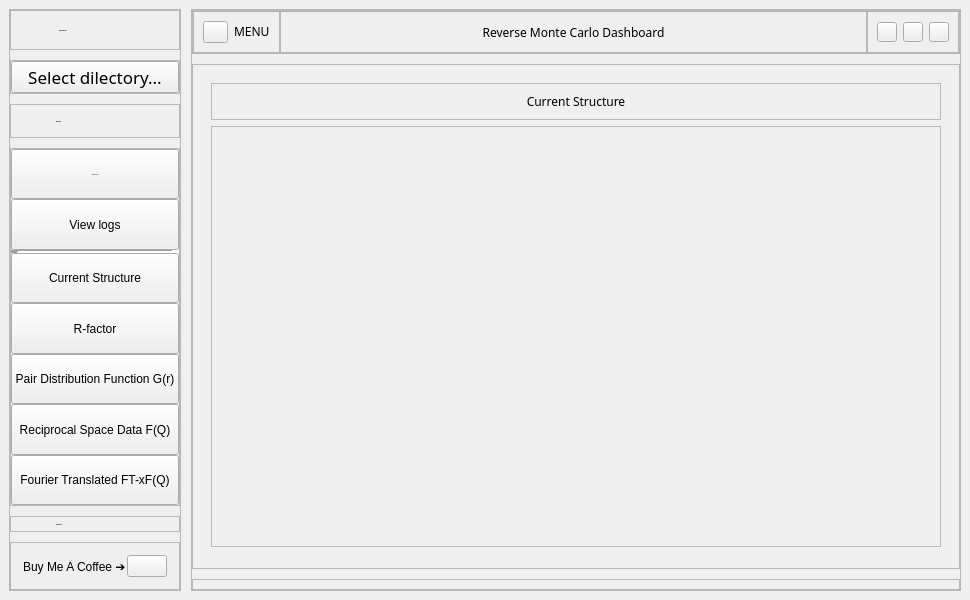
k2kt/RMCProfile_dashboard, file dashcoard.ui: the form before one commit.
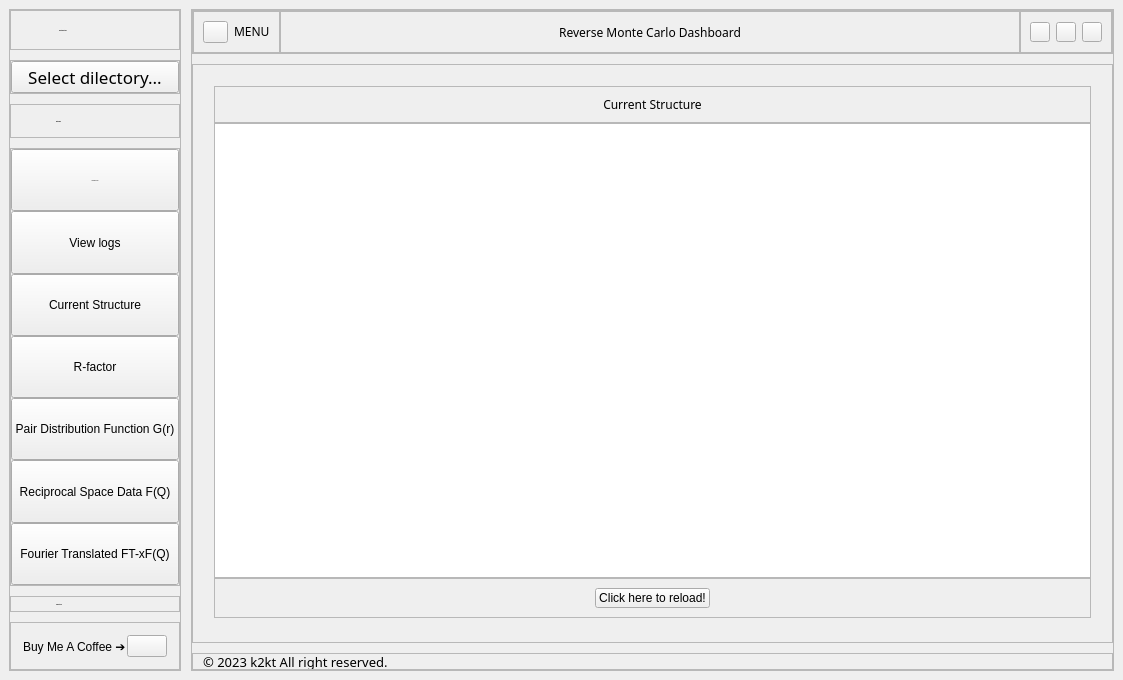
The form after the commit. Icons and pictures are not drawn.

Commit message: add reload button

```diff
--- a/dashcoard.ui
+++ b/dashcoard.ui
@@ -6,8 +6,8 @@
    <rect>
     <x>0</x>
     <y>0</y>
-    <width>970</width>
-    <height>600</height>
+    <width>1123</width>
+    <height>680</height>
    </rect>
   </property>
   <property name="maximumSize">
@@ -396,7 +396,7 @@
          <property name="frameShadow">
           <enum>QFrame::Raised</enum>
          </property>
-         <layout class="QVBoxLayout" name="verticalLayout_11" stretch="0,0,0,0,0,0,0,0">
+         <layout class="QVBoxLayout" name="verticalLayout_11" stretch="0,0,0,0,0,0,0">
           <property name="spacing">
            <number>0</number>
           </property>
@@ -447,16 +447,6 @@
             </property>
            </widget>
           </item>
-          <item>
-           <widget class="Line" name="line">
-            <property name="lineWidth">
-             <number>8</number>
-            </property>
-            <property name="orientation">
-             <enum>Qt::Horizontal</enum>
-            </property>
-           </widget>
-          </item>
           <item>
            <widget class="QPushButton" name="pushButton_3">
             <property name="enabled">
@@ -888,6 +878,21 @@
             </property>
             <widget class="QWidget" name="pg_current">
              <layout class="QVBoxLayout" name="verticalLayout_6">
+              <property name="spacing">
+               <number>0</number>
+              </property>
+              <property name="leftMargin">
+               <number>12</number>
+              </property>
+              <property name="topMargin">
+               <number>12</number>
+              </property>
+              <property name="rightMargin">
+               <number>12</number>
+              </property>
+              <property name="bottomMargin">
+               <number>12</number>
+              </property>
               <item alignment="Qt::AlignTop">
                <widget class="QFrame" name="frm_current_l">
                 <property name="frameShape">
@@ -916,20 +921,59 @@
                </widget>
               </item>
               <item>
-               <widget class="QFrame" name="frm_current_g">
+               <widget class="QGraphicsView" name="graphicsView"/>
+              </item>
+              <item>
+               <widget class="QFrame" name="frame">
                 <property name="sizePolicy">
-                 <sizepolicy hsizetype="Preferred" vsizetype="Expanding">
+                 <sizepolicy hsizetype="Preferred" vsizetype="Fixed">
                   <horstretch>0</horstretch>
                   <verstretch>0</verstretch>
                  </sizepolicy>
                 </property>
+                <property name="minimumSize">
+                 <size>
+                  <width>0</width>
+                  <height>40</height>
+                 </size>
+                </property>
+                <property name="maximumSize">
+                 <size>
+                  <width>16777215</width>
+                  <height>40</height>
+                 </size>
+                </property>
                 <property name="frameShape">
                  <enum>QFrame::StyledPanel</enum>
                 </property>
                 <property name="frameShadow">
                  <enum>QFrame::Raised</enum>
                 </property>
-                <layout class="QGridLayout" name="gridLayout_3"/>
+                <layout class="QHBoxLayout" name="horizontalLayout_6">
+                 <item>
+                  <widget class="QPushButton" name="pushButton_7">
+                   <property name="sizePolicy">
+                    <sizepolicy hsizetype="Fixed" vsizetype="MinimumExpanding">
+                     <horstretch>0</horstretch>
+                     <verstretch>0</verstretch>
+                    </sizepolicy>
+                   </property>
+                   <property name="text">
+                    <string>Click here to reload!</string>
+                   </property>
+                   <property name="icon">
+                    <iconset resource="../../Pictures/resources/rewources.qrc">
+                     <normaloff>:/icons/tabler_png/reload.png</normaloff>:/icons/tabler_png/reload.png</iconset>
+                   </property>
+                   <property name="iconSize">
+                    <size>
+                     <width>20</width>
+                     <height>20</height>
+                    </size>
+                   </property>
+                  </widget>
+                 </item>
+                </layout>
                </widget>
               </item>
              </layout>
@@ -1152,15 +1196,52 @@
           <enum>QFrame::Raised</enum>
          </property>
          <layout class="QGridLayout" name="gridLayout">
+          <property name="leftMargin">
+           <number>0</number>
+          </property>
           <property name="topMargin">
            <number>0</number>
           </property>
           <property name="rightMargin">
            <number>0</number>
           </property>
-          <property name="verticalSpacing">
-           <number>-1</number>
+          <property name="bottomMargin">
+           <number>0</number>
           </property>
+          <property name="spacing">
+           <number>0</number>
+          </property>
+          <item row="0" column="0">
+           <widget class="QLabel" name="label_5">
+            <property name="sizePolicy">
+             <sizepolicy hsizetype="Preferred" vsizetype="Fixed">
+              <horstretch>0</horstretch>
+              <verstretch>0</verstretch>
+             </sizepolicy>
+            </property>
+            <property name="minimumSize">
+             <size>
+              <width>0</width>
+              <height>15</height>
+             </size>
+            </property>
+            <property name="maximumSize">
+             <size>
+              <width>10000</width>
+              <height>15</height>
+             </size>
+            </property>
+            <property name="font">
+             <font>
+              <family>Nova_Flat</family>
+              <pointsize>10</pointsize>
+             </font>
+            </property>
+            <property name="text">
+             <string>   © 2023 k2kt All right reserved.</string>
+            </property>
+           </widget>
+          </item>
          </layout>
         </widget>
        </item>
```
Left out of the diff: 36 changed lines with no effect on the pictures.
